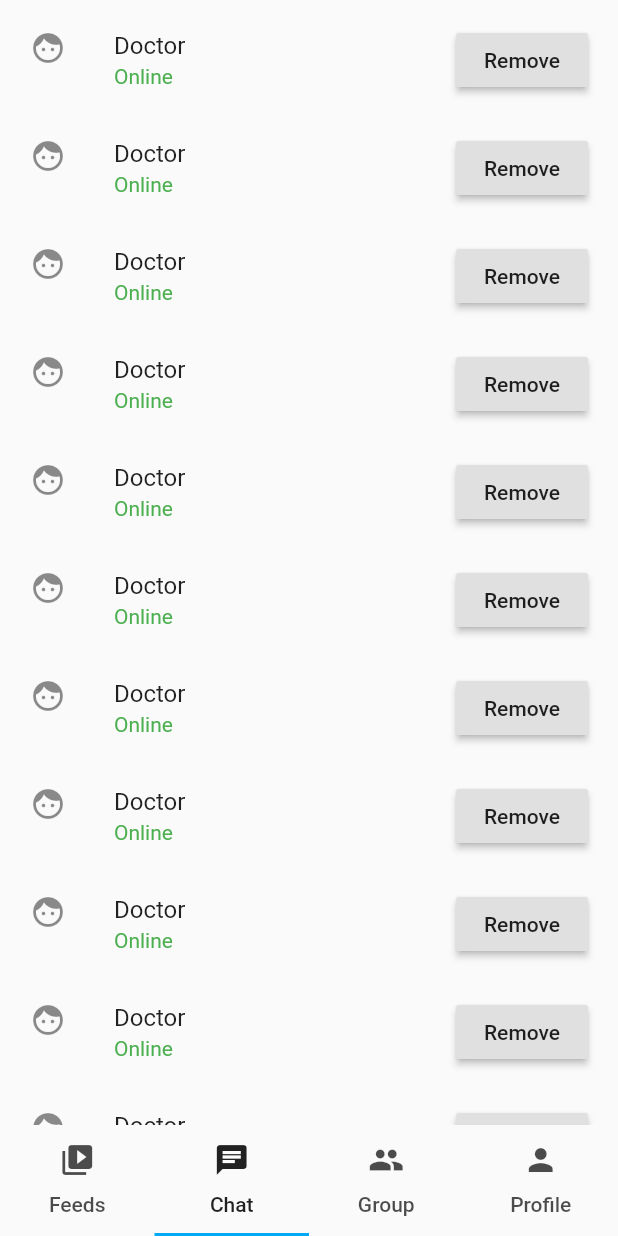
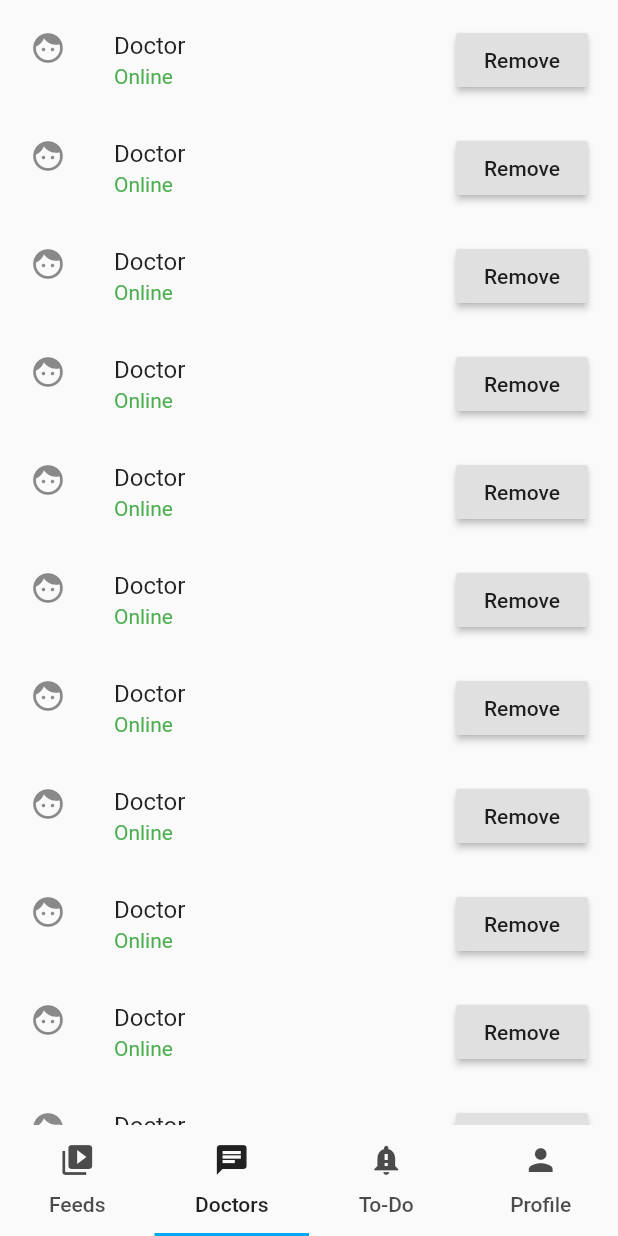
Before and after one commit to Nouveau-riche-media/Life_Action_Plus, a Flutter app: the DashBoardPage screen opened by its route, item 2 of the bottom bar chosen, on a phone screen of 412 x 824 dp. Run offline on Flutter 3.47's test engine with Material 2 defaults, Android fonts, the phone set to English and light mode, and no system bars; our stand-ins replace carousel_pro, cloud_firestore, firebase_auth, firebase_storage, image_picker, video_player; accounts and stored records are empty; network calls fail.

Commit message:
Bugs and Fixes

```diff
--- a/lib/chatpage.dart
+++ b/lib/chatpage.dart
@@ -10,11 +10,7 @@ class _ChatPageState extends State<ChatPage> {
   @override
   Widget build(BuildContext context) {
     return Scaffold(
-      // appBar: new AppBar(
-      //   title: new Center(
-      //     child: new Text("Chat with a Doc"),
-      //   ),
-      // ),
+
       body: new _MyList(),
     );
   }
--- a/lib/dashboard.dart
+++ b/lib/dashboard.dart
@@ -29,8 +29,8 @@ class _DashBoardPageState extends State<DashBoardPage>
           controller: tabController,
           tabs: <Widget>[
             new Tab(icon: Icon(Icons.video_library), text: ('Feeds'),),
-            new Tab(icon: Icon(Icons.chat), text: ('Chat'),),
-            new Tab(icon: Icon(Icons.group), text: ('Group'),),
+            new Tab(icon: Icon(Icons.chat), text: ('Doctors'),),
+            new Tab(icon: Icon(Icons.notification_important), text: ('To-Do'),),
             new Tab(icon: Icon(Icons.person), text: ('Profile'),),
           ],
         ),
--- a/lib/groups.dart
+++ b/lib/groups.dart
@@ -5,7 +5,7 @@ class GroupsPage extends StatelessWidget {
   Widget build(BuildContext context) {
     return Container(
       child: Center(
-        child: Text('Groups Page'),
+        child: Text('To-do List'),
       )
     );
   }
--- a/lib/newsfeed.dart
+++ b/lib/newsfeed.dart
@@ -1,88 +1,51 @@
 import 'package:flutter/material.dart';
-import 'dart:convert';
-import 'package:http/http.dart' as http;
-
-
+import 'package:video_player/video_player.dart';
 
 class NewsFeed extends StatefulWidget {
-  @override
-  State<StatefulWidget> createState() {
-    return new NewsFeedState();
-  }
+
+  _NewsFeedState createState() => _NewsFeedState();
 }
 
-class NewsFeedState extends State<NewsFeed> {
-  var _isLoading = true;
+class _NewsFeedState extends State<NewsFeed> {
 
-  var videos;
+    VideoPlayerController _controller;
+    bool _isPlaying = false;
 
-  _fetchData() async {
-
-    final url = "https://api.letsbuildthatapp.com/youtube/home_feed";
-
-    final response = await http.get(url);
-
-    if (response.statusCode == 200) {
-
-      final map = json.decode(response.body);
-      final videosJson = map["videos"];
-
-
+  @override
+  void initState() {
+    super.initState();
+    _controller =VideoPlayerController.network('http://html5videoplayer.net/videos/toystory.mp4')
+    ..addListener((){
+        final bool isPlaying = _controller.value.isPlaying;
+        if (isPlaying !=_isPlaying) {
           setState(() {
-        _isLoading = false;
-        this.videos = videosJson;
+            _isPlaying = isPlaying;
           });
         }
+    })
+    ..initialize().then((_){
+      setState(() {
+
+      });
+    });
   }
 
-  @override
   Widget build(BuildContext context) {
-    return new MaterialApp(
+    return MaterialApp(
        debugShowCheckedModeBanner: false,
-      home: new Scaffold(
-        appBar: new AppBar(
-          actions: <Widget>[
-            new IconButton(
-              icon: new Icon(Icons.refresh),
-              onPressed: () {
-                print("Reloading...");
-                setState(() {
-                  _isLoading = true;
-                });
-                _fetchData();
-              },
-            )
-          ],
+       home: Scaffold(
+         backgroundColor: Colors.blue,
+         body: Center(
+           child:
+             _controller.value.initialized?AspectRatio(
+             aspectRatio: _controller.value.aspectRatio,
+             child: VideoPlayer(_controller),
+             ):Container(),
              ),
-        body: new Center(
-          child: _isLoading
-              ? new CircularProgressIndicator()
-              : new ListView.builder(
-                  itemCount: this.videos != null ? this.videos.length : 0,
-                  itemBuilder: (context, i) {
-                    final video = this.videos[i];
-                    return new Column(
-                      children: <Widget>[
-                        new Container(
-                          padding: new EdgeInsets.all(16.0),
-                          child: new Column(
-                            crossAxisAlignment: CrossAxisAlignment.start,
-                            children: <Widget>[
-                              new Image.network(video["imageUrl"]),
-                              new Container(
-                                height: 8.0,
-                              ),
-                              new Text(
-                                video["name"],
-                                style: new TextStyle(fontSize: 16.0),
-                              ),
-                            ],
-                          ),
-                        ),
-                        new Divider()
-                      ],
-                    );
-                  },
+             floatingActionButton: FloatingActionButton(
+               onPressed: _controller.value.isPlaying? _controller.pause :_controller.play,
+               child: Icon(
+                 _controller.value.isPlaying ? Icons.pause_circle_outline :Icons.play_circle_outline
                ),
          ),
        ),
--- a/pubspec.yaml
+++ b/pubspec.yaml
@@ -26,7 +26,7 @@ dependencies:
   firebase_storage:
   http: ^0.12.0
   firebase_messaging:
-  html: any
+  video_player: ^0.6.5
 
 
 dev_dependencies:
```
Also changed, not shown: lib/login.dart (+14 -0 lines), lib/signup.dart (+5 -3 lines), 2 other files. Lines whose indentation alone changed are shown as unchanged.
